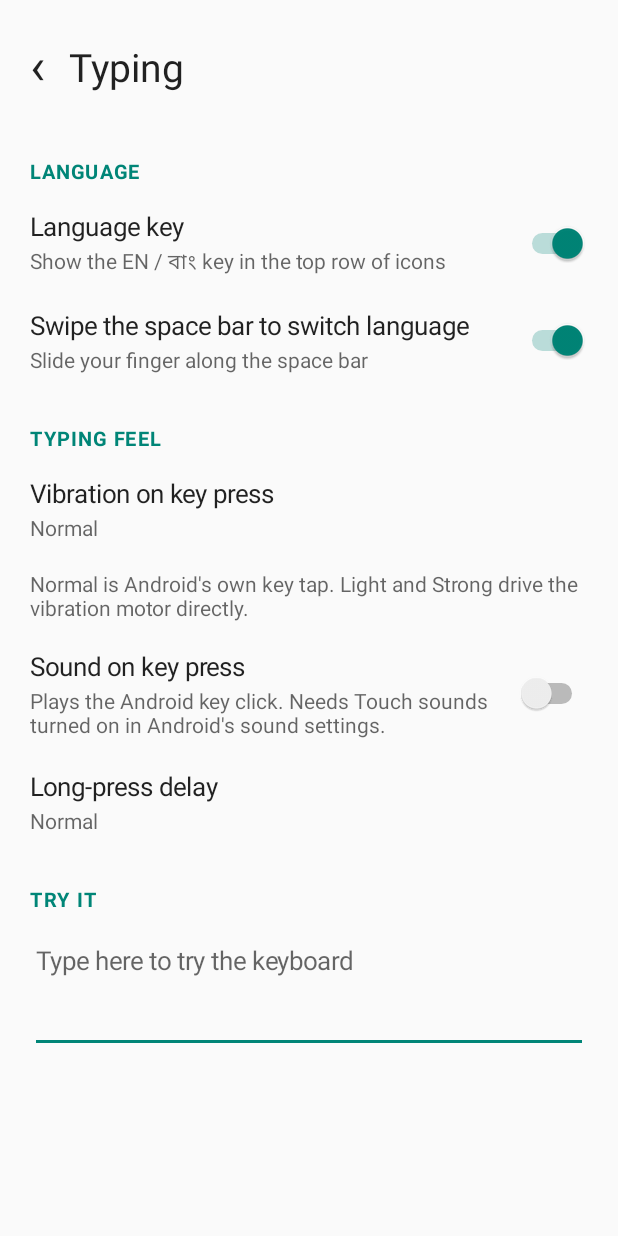
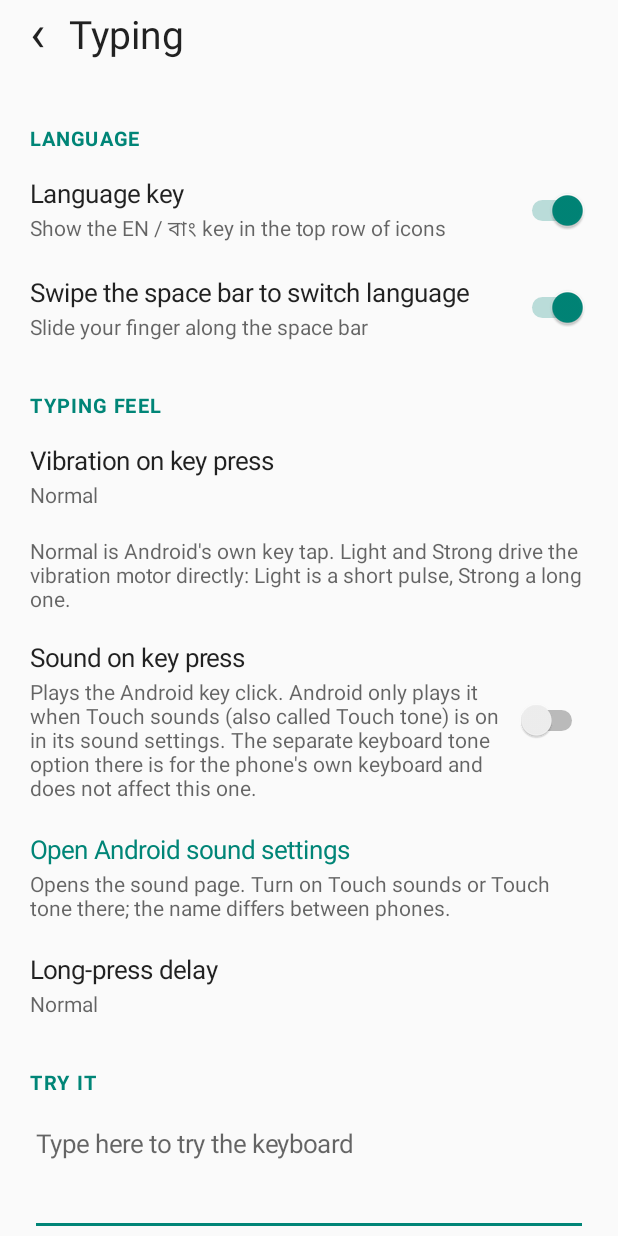
Before and after one commit to i-am-sleepy/Monsoon-Script, an Android app: the SettingsPageActivity screen opened directly, with no data from a screen before it, on a phone screen of 412 x 824 dp. Run offline under Robolectric (Android 15) with nearby library versions, the phone set to English and light mode, and no system bars; Roboto replaces fonts that are not available here.

Commit message:
[claude-g] G1.4 fixes from the owner's test: Light/Strong vibration retuned (25/80 ms), Android sound settings button + clearer key sound note

```diff
--- a/app/src/main/res/values/strings.xml
+++ b/app/src/main/res/values/strings.xml
@@ -45,9 +45,12 @@
     <string name="settings_vib_light">Light</string>
     <string name="settings_vib_normal">Normal</string>
     <string name="settings_vib_strong">Strong</string>
-    <string name="settings_vibration_note">Normal is Android\'s own key tap. Light and Strong drive the vibration motor directly.</string>
+    <string name="settings_vibration_note">Normal is Android\'s own key tap. Light and Strong drive the vibration motor directly: Light is a short pulse, Strong a long one.</string>
     <string name="settings_key_sound">Sound on key press</string>
-    <string name="settings_key_sound_summary">Plays the Android key click. Needs Touch sounds turned on in Android\'s sound settings.</string>
+    <string name="settings_key_sound_summary">Plays the Android key click. Android only plays it when Touch sounds (also called Touch tone) is on in its sound settings. The separate keyboard tone option there is for the phone\'s own keyboard and does not affect this one.</string>
+    <string name="settings_sound_settings">Open Android sound settings</string>
+    <string name="settings_sound_settings_summary">Opens the sound page. Turn on Touch sounds or Touch tone there; the name differs between phones.</string>
+    <string name="settings_sound_settings_failed">Could not open Android settings. Open Settings > Sound yourself.</string>
     <string name="settings_long_press">Long-press delay</string>
     <string name="settings_press_short">Short</string>
     <string name="settings_press_normal">Normal</string>
```
Also changed, not shown: app/src/main/kotlin/com/monsoonscript/keyboard/settings/SettingsPageActivity.kt (+15 -0 lines), app/src/main/kotlin/com/monsoonscript/keyboard/view/KeyboardView.kt (+6 -6 lines), 2 other files.
